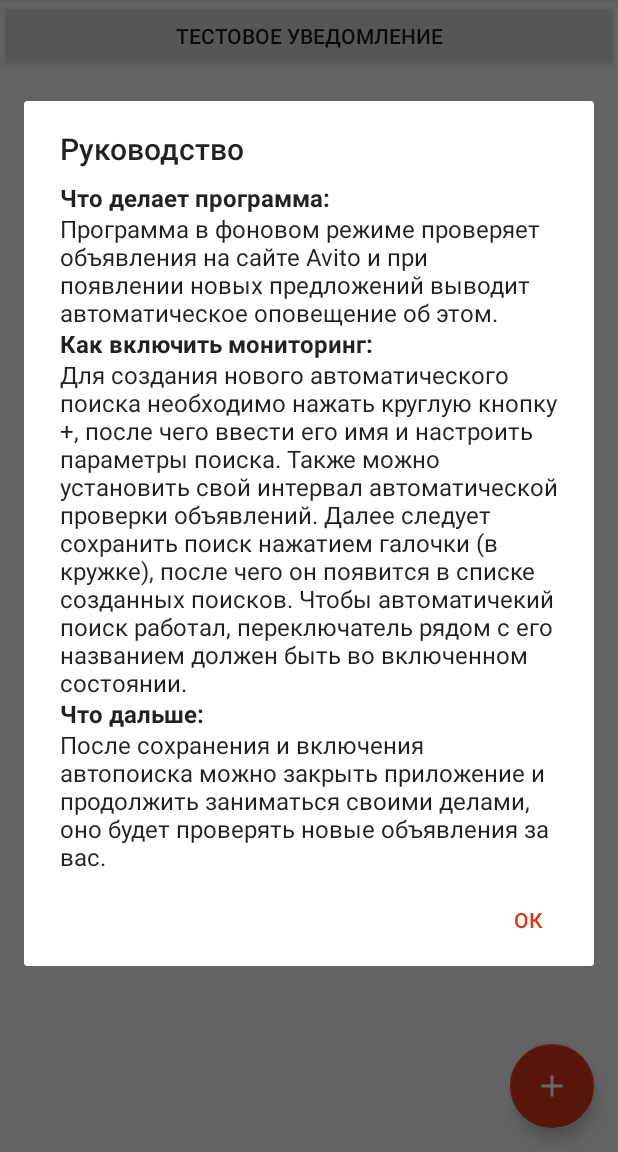
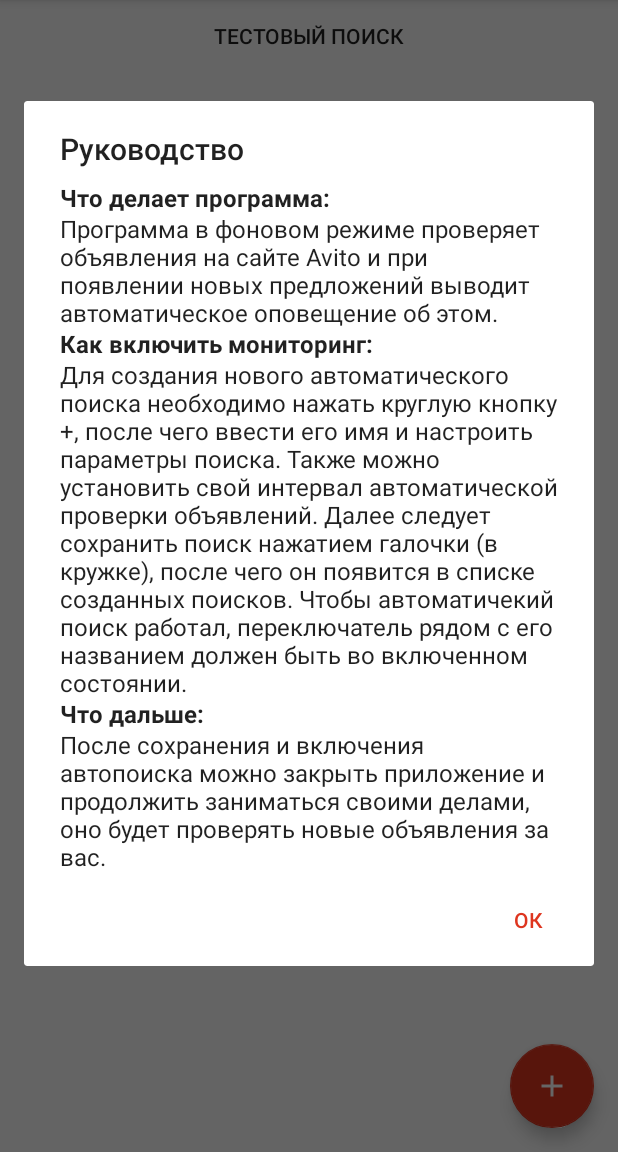
Before and after one commit to iamkatrechko/AutoRuNotify, an Android app: the fragment MainActivityFragment placed in its activity, on a phone screen of 412 x 824 dp, the part 84-1236 px from its top. Run offline under Robolectric (Android 15) with nearby library versions, the phone set to English and light mode, and no system bars; libraries missing offline, so code that uses them is left out: com.anjlab.android; 1 statement that could not run was skipped.

Commit message:
Добавлена кнопка тестового поиска

```diff
--- a/app/src/main/java/com/ramgaunt/autorunotify/QueryLab.java
+++ b/app/src/main/java/com/ramgaunt/autorunotify/QueryLab.java
@@ -126,8 +126,11 @@ public class QueryLab {
      */
     public Query getLast() {
         Cursor a = queryDatabase.getLast();
+        if (a.getCount() == 0) {
+            return null;
+        }
+
         a.moveToFirst();
-
         return new Query(a);
     }
 }
--- a/app/src/main/res/layout/fragment_main.xml
+++ b/app/src/main/res/layout/fragment_main.xml
@@ -8,7 +8,8 @@
         android:id="@+id/button_test"
         android:layout_width="match_parent"
         android:layout_height="wrap_content"
-        android:text="Тестовое уведомление"
+        android:text="Тестовый поиск"
+        android:background="?attr/selectableItemBackground"
         />
 
     <android.support.v7.widget.RecyclerView
```
Also changed, not shown: app/src/main/java/com/ramgaunt/autorunotify/fragment/MainActivityFragment.java (+8 -3 lines).
